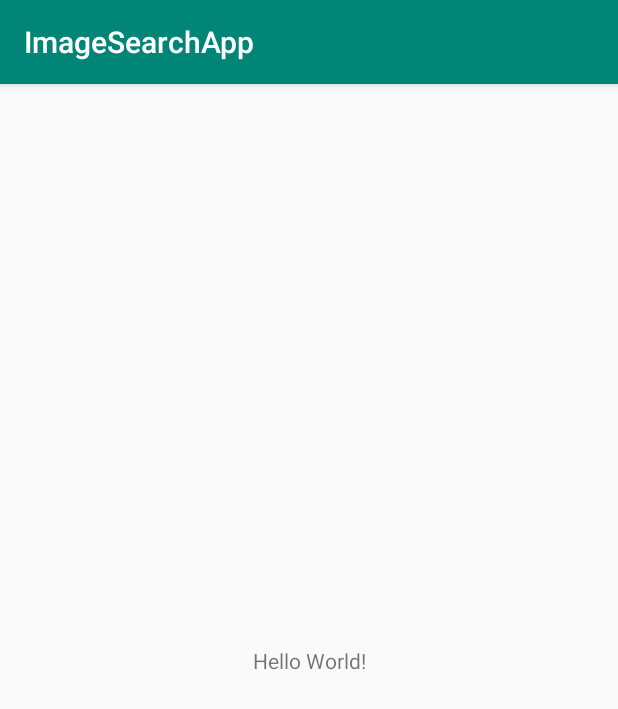
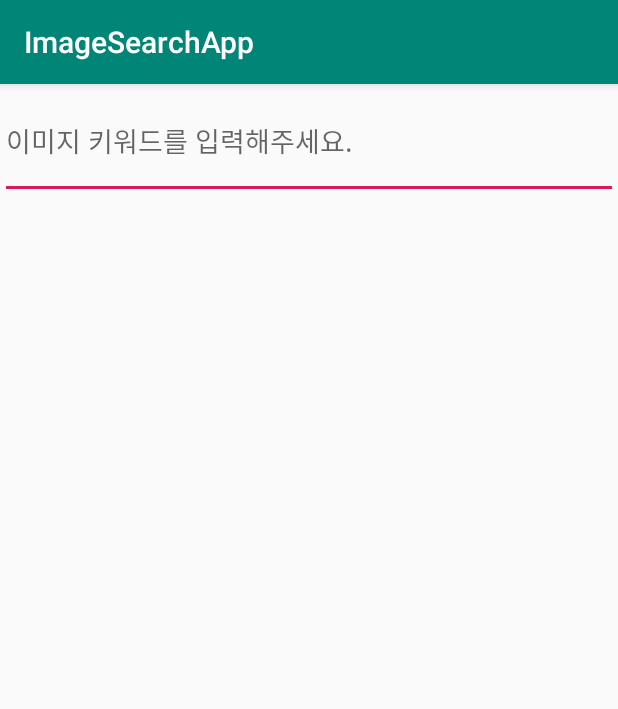
Before and after one commit to SongJemin/ImageSearchApp, an Android app: the screen it shows after launch (MainActivity), on a phone screen of 412 x 824 dp. Shown: the top 709 px of the screen. Run offline under Robolectric (Android 15) with nearby library versions, the light colour scheme and no system bars.

Commit message:
Add recyclerview Setting && editText Searchbar

```diff
--- a/app/build.gradle
+++ b/app/build.gradle
@@ -30,4 +30,7 @@ dependencies {
     testImplementation 'junit:junit:4.12'
     androidTestImplementation 'com.android.support.test:runner:1.0.2'
     androidTestImplementation 'com.android.support.test.espresso:espresso-core:3.0.2'
+
+    // RecyclerView 적용
+    implementation 'com.android.support:recyclerview-v7:28.0.0'
 }
--- a/app/src/main/res/layout/activity_main.xml
+++ b/app/src/main/res/layout/activity_main.xml
@@ -1,19 +1,28 @@
 <?xml version="1.0" encoding="utf-8"?>
-<android.support.constraint.ConstraintLayout
+<LinearLayout
         xmlns:android="http://schemas.android.com/apk/res/android"
         xmlns:tools="http://schemas.android.com/tools"
         xmlns:app="http://schemas.android.com/apk/res-auto"
         android:layout_width="match_parent"
         android:layout_height="match_parent"
+        android:orientation="vertical"
         tools:context=".UI.Main.MainActivity">
 
-    <TextView
-            android:layout_width="wrap_content"
-            android:layout_height="wrap_content"
-            android:text="Hello World!"
-            app:layout_constraintBottom_toBottomOf="parent"
-            app:layout_constraintLeft_toLeftOf="parent"
-            app:layout_constraintRight_toRightOf="parent"
-            app:layout_constraintTop_toTopOf="parent"/>
+   <EditText
+       android:id="@+id/main_search_edit"
+       android:layout_width="match_parent"
+       android:layout_height="0dp"
+       android:layout_weight="1"
+       android:hint="이미지 키워드를 입력해주세요."
+       />
 
-</android.support.constraint.ConstraintLayout>
+   <android.support.v7.widget.RecyclerView
+       android:id="@+id/main_image_list_recycler"
+       android:layout_width="match_parent"
+       android:layout_height="0dp"
+       android:layout_weight="9"
+       >
+
+   </android.support.v7.widget.RecyclerView>
+
+</LinearLayout>
```
